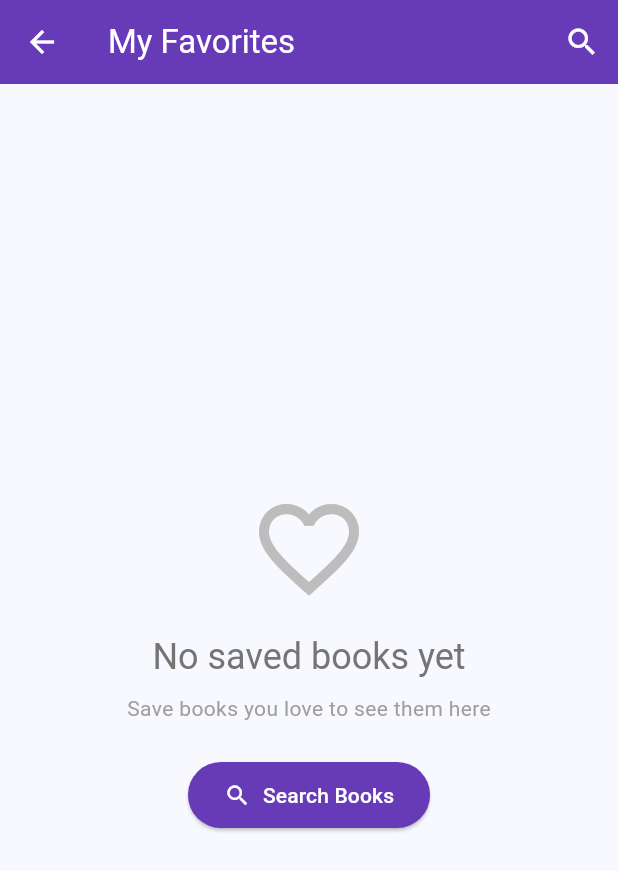
After one commit to malisanjay5433/BookFinderApp, a Flutter app: the screen it shows after launch, after a tap on the "favorite" icon, on a phone screen of 412 x 824 dp. The commit adds this screen. Shown: the top 871 px of the screen. Run offline on Flutter 3.47's test engine with Material 3 defaults, Android fonts, the light colour scheme and no system bars; our stand-ins replace dio, flutter_riverpod, sqflite; accounts and stored records are empty; network calls fail.

Commit message:
feat: add comprehensive saved books management system
- Create SavedBooksPage with list view of all saved books
- Add SavedBookCard widget with delete functionality and navigation
- Implement SavedBooksNotifier for state management
- Add favorites button to main search page
- Include empty state with call-to-action
- Add pull-to-refresh functionality
- Create detailed view for saved books with full book information
- Implement delete confirmation dialog
- Add proper error handling and loading states
- Fix authors display (List<String> to String conversion)
- Include save date formatting and display

```diff
--- a/lib/features/book_search/presentation/pages/book_search_page.dart
+++ b/lib/features/book_search/presentation/pages/book_search_page.dart
@@ -5,6 +5,7 @@ import '../widgets/book_search_bar.dart';
 import '../widgets/book_list.dart';
 import '../widgets/loading_widget.dart';
 import '../widgets/error_widget.dart' as custom;
+import 'saved_books_page.dart';
 
 class BookSearchPage extends ConsumerStatefulWidget {
   const BookSearchPage({super.key});
@@ -37,6 +38,19 @@ class _BookSearchPageState extends ConsumerState<BookSearchPage> {
       appBar: AppBar(
         title: const Text('Book Finder'),
         backgroundColor: Theme.of(context).colorScheme.inversePrimary,
+        actions: [
+          IconButton(
+            icon: const Icon(Icons.favorite),
+            onPressed: () {
+              Navigator.of(context).push(
+                MaterialPageRoute(
+                  builder: (context) => const SavedBooksPage(),
+                ),
+              );
+            },
+            tooltip: 'View saved books',
+          ),
+        ],
       ),
       body: Column(
         children: [
--- /dev/null
+++ b/lib/features/book_search/presentation/pages/saved_books_page.dart
@@ -0,0 +1,128 @@
+import 'package:flutter/material.dart';
+import 'package:flutter_riverpod/flutter_riverpod.dart';
+import '../providers/book_search_provider.dart';
+import '../widgets/saved_book_card.dart';
+import '../widgets/loading_widget.dart';
+import '../widgets/error_widget.dart' as custom;
+
+class SavedBooksPage extends ConsumerStatefulWidget {
+  const SavedBooksPage({super.key});
+
+  @override
+  ConsumerState<SavedBooksPage> createState() => _SavedBooksPageState();
+}
+
+class _SavedBooksPageState extends ConsumerState<SavedBooksPage> {
+  @override
+  void initState() {
+    super.initState();
+    _loadSavedBooks();
+  }
+
+  Future<void> _loadSavedBooks() async {
+    // Trigger loading of saved books
+    ref.read(savedBooksProvider.notifier).loadSavedBooks();
+  }
+
+  Future<void> _refreshSavedBooks() async {
+    await _loadSavedBooks();
+  }
+
+  @override
+  Widget build(BuildContext context) {
+    final savedBooksAsync = ref.watch(savedBooksProvider);
+
+    return Scaffold(
+      appBar: AppBar(
+        title: const Text('My Favorites'),
+        backgroundColor: Colors.deepPurple,
+        foregroundColor: Colors.white,
+        elevation: 0,
+        actions: [
+          IconButton(
+            icon: const Icon(Icons.search),
+            onPressed: () {
+              // Navigate back to search page
+              Navigator.of(context).pop();
+            },
+          ),
+        ],
+      ),
+      body: savedBooksAsync.when(
+        data: (savedBooks) {
+          if (savedBooks.isEmpty) {
+            return _buildEmptyState();
+          }
+
+          return RefreshIndicator(
+            onRefresh: _refreshSavedBooks,
+            child: ListView.builder(
+              padding: const EdgeInsets.all(16),
+              itemCount: savedBooks.length,
+              itemBuilder: (context, index) {
+                final savedBook = savedBooks[index];
+                return SavedBookCard(
+                  savedBook: savedBook,
+                  onBookDeleted: () {
+                    // Refresh the list after deletion
+                    _loadSavedBooks();
+                  },
+                );
+              },
+            ),
+          );
+        },
+        loading: () => const LoadingWidget(),
+        error: (error, stackTrace) => custom.ErrorWidget(
+          error: error,
+          onRetry: _loadSavedBooks,
+        ),
+      ),
+    );
+  }
+
+  Widget _buildEmptyState() {
+    return Center(
+      child: Column(
+        mainAxisAlignment: MainAxisAlignment.center,
+        children: [
+          Icon(
+            Icons.favorite_border,
+            size: 80,
+            color: Colors.grey[400],
+          ),
+          const SizedBox(height: 16),
+          Text(
+            'No saved books yet',
+            style: Theme.of(context).textTheme.headlineSmall?.copyWith(
+              color: Colors.grey[600],
+            ),
+          ),
+          const SizedBox(height: 8),
+          Text(
+            'Save books you love to see them here',
+            style: Theme.of(context).textTheme.bodyMedium?.copyWith(
+              color: Colors.grey[500],
+            ),
+          ),
+          const SizedBox(height: 24),
+          ElevatedButton.icon(
+            onPressed: () {
+              Navigator.of(context).pop();
+            },
+            icon: const Icon(Icons.search),
+            label: const Text('Search Books'),
+            style: ElevatedButton.styleFrom(
+              backgroundColor: Colors.deepPurple,
+              foregroundColor: Colors.white,
+              padding: const EdgeInsets.symmetric(
+                horizontal: 24,
+                vertical: 12,
+              ),
+            ),
+          ),
+        ],
+      ),
+    );
+  }
+}
--- a/lib/features/book_search/presentation/providers/book_search_provider.dart
+++ b/lib/features/book_search/presentation/providers/book_search_provider.dart
@@ -6,6 +6,7 @@ import '../../data/datasources/book_local_datasource.dart';
 import '../../data/datasources/book_remote_datasource.dart';
 import '../../data/repositories/book_repository_impl.dart';
 import '../../domain/entities/book_search_result.dart';
+import '../../domain/entities/saved_book.dart';
 import '../../domain/repositories/book_repository.dart';
 import '../../domain/usecases/search_books_usecase.dart';
 
@@ -113,3 +114,50 @@ class BookSearchNotifier extends StateNotifier<AsyncValue<BookSearchResult?>> {
     }
   }
 }
+
+// Saved Books State Provider
+final savedBooksProvider = StateNotifierProvider<SavedBooksNotifier, AsyncValue<List<SavedBook>>>((ref) {
+  return SavedBooksNotifier(ref);
+});
+
+class SavedBooksNotifier extends StateNotifier<AsyncValue<List<SavedBook>>> {
+  final Ref _ref;
+
+  SavedBooksNotifier(this._ref) : super(const AsyncValue.loading());
+
+  Future<void> loadSavedBooks() async {
+    state = const AsyncValue.loading();
+
+    try {
+      final repository = _ref.read(bookRepositoryProvider);
+      final savedBooks = await repository.getAllSavedBooks();
+      state = AsyncValue.data(savedBooks);
+    } catch (error, stackTrace) {
+      state = AsyncValue.error(error, stackTrace);
+    }
+  }
+
+  Future<void> addSavedBook(SavedBook book) async {
+    try {
+      final repository = _ref.read(bookRepositoryProvider);
+      await repository.saveBook(book);
+
+      // Reload the list to reflect the change
+      await loadSavedBooks();
+    } catch (error, stackTrace) {
+      state = AsyncValue.error(error, stackTrace);
+    }
+  }
+
+  Future<void> removeSavedBook(String bookId) async {
+    try {
+      final repository = _ref.read(bookRepositoryProvider);
+      await repository.deleteBook(bookId);
+
+      // Reload the list to reflect the change
+      await loadSavedBooks();
+    } catch (error, stackTrace) {
+      state = AsyncValue.error(error, stackTrace);
+    }
+  }
+}
```
Also changed, not shown: lib/features/book_search/presentation/widgets/saved_book_card.dart (added, +551 -0 lines).
